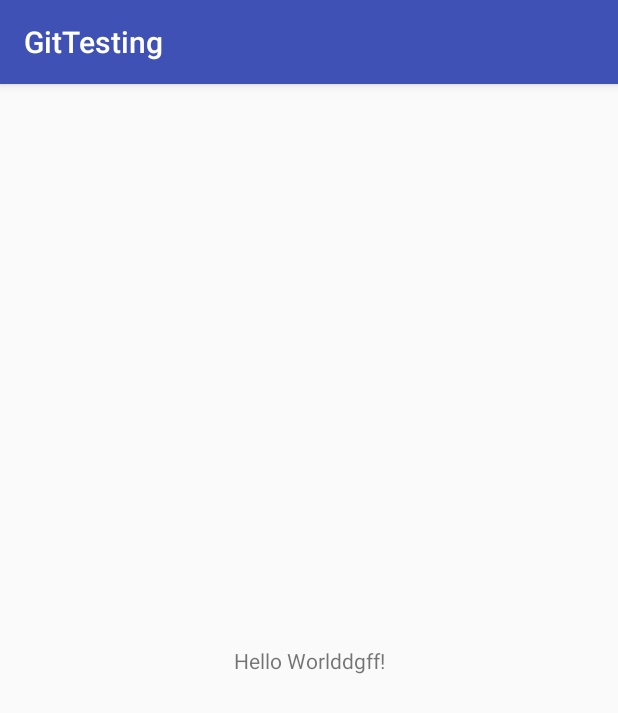
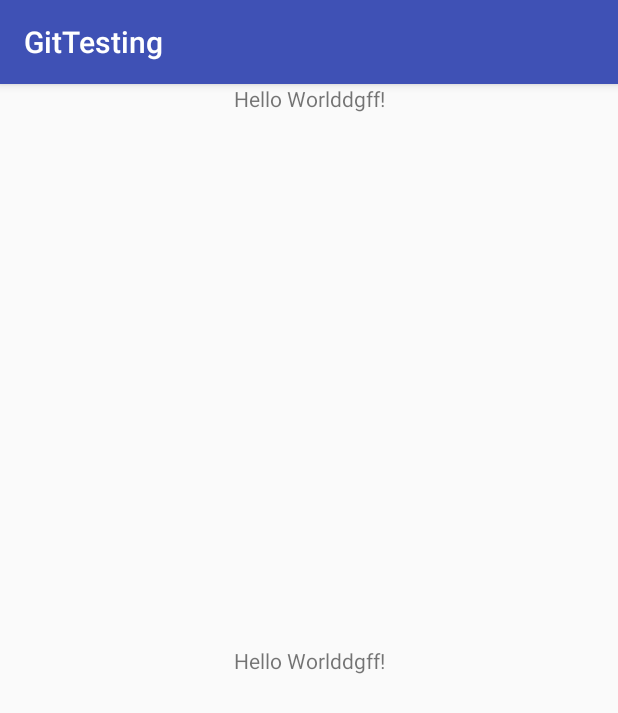
Before and after one commit to sarathsurya67/sarath-arcadu, an Android app: the screen it shows after launch (MainActivity), on a phone screen of 412 x 824 dp. Shown: the top 713 px of the screen. Run offline under Robolectric (Android 15) with nearby library versions, the phone set to English and light mode, and no system bars.

Commit message:
added one more text

```diff
--- a/app/src/main/res/layout/activity_main.xml
+++ b/app/src/main/res/layout/activity_main.xml
@@ -10,7 +10,16 @@
         android:layout_width="wrap_content"
         android:layout_height="wrap_content"
         android:text="Hello Worlddgff!"
+        android:id="@+id/t1"
         app:layout_constraintBottom_toBottomOf="parent"
+        app:layout_constraintLeft_toLeftOf="parent"
+        app:layout_constraintRight_toRightOf="parent"
+        app:layout_constraintTop_toTopOf="parent" />
+    <TextView
+        android:layout_width="wrap_content"
+        android:layout_height="wrap_content"
+        android:text="Hello Worlddgff!"
+        app:layout_constraintBottom_toBottomOf="t1"
         app:layout_constraintLeft_toLeftOf="parent"
         app:layout_constraintRight_toRightOf="parent"
         app:layout_constraintTop_toTopOf="parent" />
```
